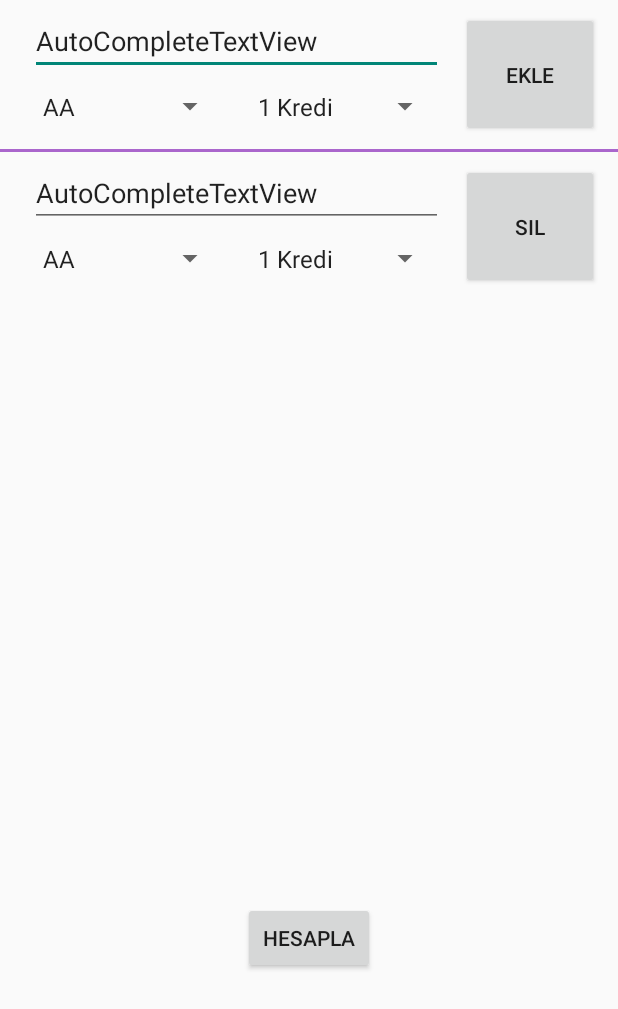
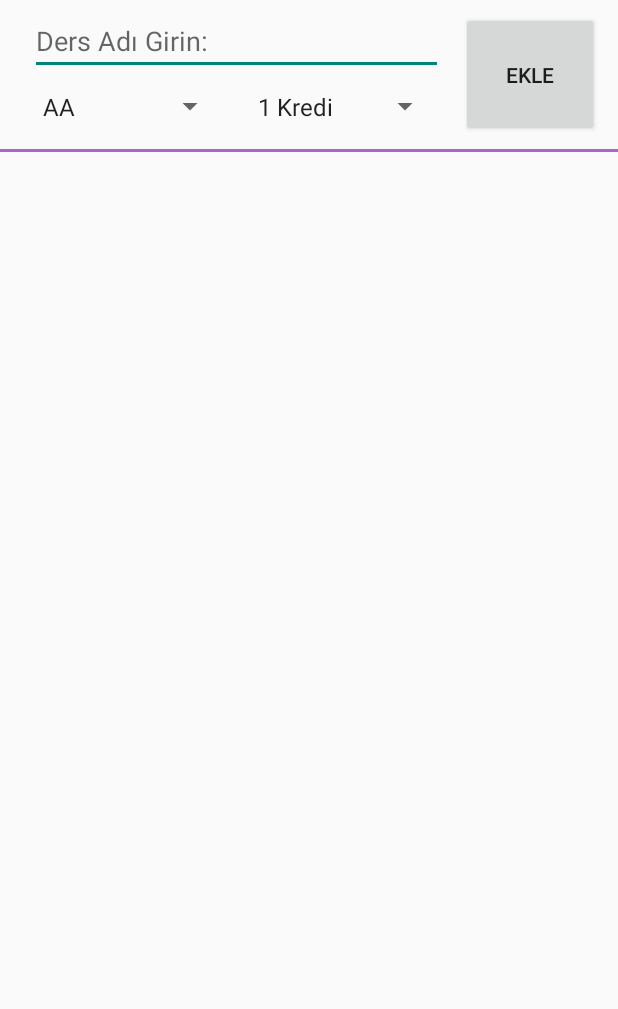
Before and after one commit to 1hakann/OrtalamaBul, an Android app: the screen it shows after launch (MainActivity), after a tap on "EKLE", on a phone screen of 412 x 824 dp. Shown: the top 1009 px of the screen. Run offline under Robolectric (Android 15) with nearby library versions, the phone set to English and light mode, and no system bars.

Commit message:
Layout Silme, View Gizleme ve Değer Sıfırlama işlemleri yapıldı. Adapter eklendi. kontrol yapıları oluşturuldu. test edildi. boş iken veri eklenmesi engellendi. öge eglendikten sonra view alanları sıfırlandı. eklendikten sonra değişiklik yapılabilmesi sağlandı. eklenen ögelerin silinebilmesi de kazandırıldı. root layout boşken hesapla butonu inactive ekli unsur bulunması durumunda butonun kullanılabilmesi sağlandı. dersler için statik bir arraylist oluşturuldu.

```diff
--- a/app/src/main/java/com/badlogic/androidgames/ortalamabul/MainActivity.kt
+++ b/app/src/main/java/com/badlogic/androidgames/ortalamabul/MainActivity.kt
@@ -5,22 +5,38 @@ import android.os.Bundle
 import kotlinx.android.synthetic.main.activity_main.*
 import android.view.LayoutInflater
 import android.view.View
-import android.widget.AbsSpinner
-import android.widget.ScrollView
-import android.widget.Spinner
+import android.widget.*
 import kotlinx.android.synthetic.main.yeni_icerik_layout.*
 import kotlinx.android.synthetic.main.yeni_icerik_layout.view.*
 
 
 class MainActivity : AppCompatActivity() {
+
+    private val Dersler : Array<String> = arrayOf("Java", "PHP", "Kotlin", "Unity", "Laravel", "Linux", "Mobil Platform" )
+
     override fun onCreate(savedInstanceState: Bundle?) {
+
         super.onCreate(savedInstanceState)
         setContentView(R.layout.activity_main)
 
+        var adapter = ArrayAdapter<String>(this, android.R.layout.simple_dropdown_item_1line, Dersler)
+        tvDersler.setAdapter(adapter)
+
+        if (rootLayout.childCount == 0) {
+            btnHesapla.visibility = View.INVISIBLE
+        } else {
+            btnHesapla.visibility = View.VISIBLE
+        }
+
         btnEkle.setOnClickListener {
+
+            if (!tvDersler.text.isNullOrEmpty()) {
                 var inflater = LayoutInflater.from(this)
+
                 // layoutu kotlin objesine dönüştürelim
                 var yeniİcerikLayout = inflater.inflate(R.layout.yeni_icerik_layout, null)
+
+                yeniİcerikLayout.tvYeniDersler.setAdapter(adapter)
 
                 //kullanıcı değerlerini alalım
                 var dersAdi = tvDersler.text.toString()
@@ -31,7 +47,25 @@ class MainActivity : AppCompatActivity() {
                 yeniİcerikLayout.spYeniHarf.setSelection(spinnerIndexBul(spHarf, harfSpinner))
                 yeniİcerikLayout.spYeniKredi.setSelection(spinnerIndexBul(spKredi, krediSpinner))
 
+                yeniİcerikLayout.btnSil.setOnClickListener {
+                    rootLayout.removeView(yeniİcerikLayout)
+
+                    if (rootLayout.childCount == 0) {
+                        btnHesapla.visibility = View.INVISIBLE
+                    } else {
+                        btnHesapla.visibility = View.VISIBLE
+                    }
+                }
+
                 rootLayout.addView(yeniİcerikLayout)
+
+                btnHesapla.visibility = View.VISIBLE
+
+                reset()
+
+            } else {
+                Toast.makeText(this, "Ders Adı Girin", Toast.LENGTH_LONG).show()
+            }
         }
 
 
@@ -39,15 +73,20 @@ class MainActivity : AppCompatActivity() {
 
     fun ortalamaHesapla(view: View) {}
 
-    fun spinnerIndexBul(spinner: Spinner, arananDeger:String) : Int {
+    fun spinnerIndexBul(spinner: Spinner, arananDeger: String): Int {
         var index = 0
-        for(i in 0..spinner.count) {
-            if(spinner.getItemAtPosition(i).toString().equals(arananDeger))
-            {
+        for (i in 0..spinner.count) {
+            if (spinner.getItemAtPosition(i).toString().equals(arananDeger)) {
                 index = i
                 break
             }
         }
         return index
     }
+
+    fun reset() {
+        tvDersler.setText("")
+        spHarf.setSelection(0)
+        spKredi.setSelection(0)
     }
+}
--- a/app/src/main/res/layout/activity_main.xml
+++ b/app/src/main/res/layout/activity_main.xml
@@ -19,7 +19,7 @@
             android:layout_height="42dp"
             android:layout_marginStart="8dp"
             android:layout_marginTop="8dp"
-            android:text="@string/autocompletetextview"
+            android:hint="Ders Adı Girin:"
             app:layout_constraintEnd_toStartOf="@+id/btnEkle"
             app:layout_constraintStart_toStartOf="parent"
             app:layout_constraintTop_toTopOf="parent"
```
Lines whose indentation alone changed are shown as unchanged.
